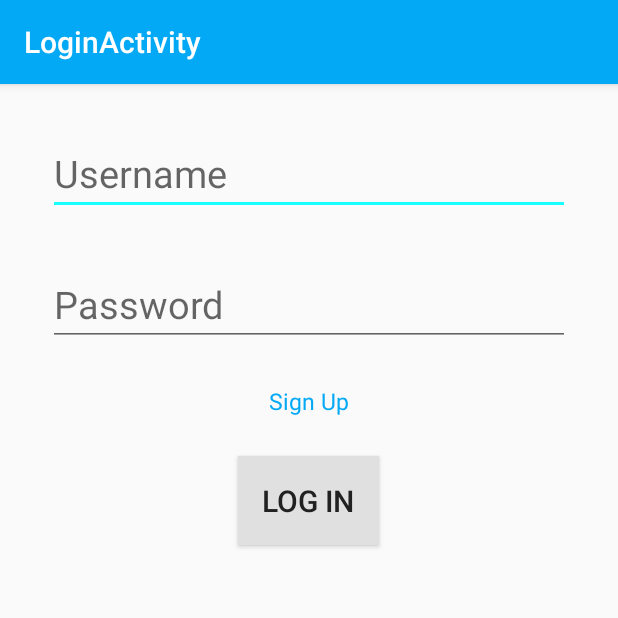
After one commit to habibmichael/Comp-380-Project, an Android app: the LoginActivity screen opened directly, with no data from a screen before it, on a phone screen of 412 x 824 dp, the top half of it. The commit adds this screen. Run offline under Robolectric (Android 15) with nearby library versions, the phone set to English and light mode, and no system bars.

Commit message:
Add Login UI Components

```diff
--- a/app/build.gradle
+++ b/app/build.gradle
@@ -23,4 +23,5 @@ dependencies {
     compile fileTree(dir: 'libs', include: ['*.jar'])
     testCompile 'junit:junit:4.12'
     compile 'com.android.support:appcompat-v7:24.1.1'
+    compile 'com.android.support:design:24.1.1'
 }
--- a/app/src/main/AndroidManifest.xml
+++ b/app/src/main/AndroidManifest.xml
@@ -15,6 +15,10 @@
                 <category android:name="android.intent.category.LAUNCHER" />
             </intent-filter>
         </activity>
+        <activity
+            android:name=".LoginActivity"
+            android:label="@string/title_activity_login"
+            android:theme="@style/AppTheme"></activity>
     </application>
 
 </manifest>
--- /dev/null
+++ b/app/src/main/java/com/l2l/androided/mh122354/comp380/LoginActivity.java
@@ -0,0 +1,22 @@
+package com.l2l.androided.mh122354.comp380;
+
+import android.os.Bundle;
+import android.support.design.widget.FloatingActionButton;
+import android.support.design.widget.Snackbar;
+import android.support.v7.app.AppCompatActivity;
+import android.support.v7.widget.Toolbar;
+import android.view.View;
+
+public class LoginActivity extends AppCompatActivity {
+
+    @Override
+    protected void onCreate(Bundle savedInstanceState) {
+        super.onCreate(savedInstanceState);
+        setContentView(R.layout.activity_login);
+        Toolbar toolbar = (Toolbar) findViewById(R.id.toolbar);
+        setSupportActionBar(toolbar);
+
+
+    }
+
+}
--- a/app/src/main/java/com/l2l/androided/mh122354/comp380/SplashActivity.java
+++ b/app/src/main/java/com/l2l/androided/mh122354/comp380/SplashActivity.java
@@ -47,11 +47,12 @@ public class SplashActivity extends AppCompatActivity {
                 //When fade in ends start fade out animation & transition to log in screen
                 splashImage.startAnimation(fadeOutAnimation);
                 Intent i = new Intent( getBaseContext(),LoginActivity.class);
+                startActivity(i);
         }
 
         @Override
         public void onAnimationRepeat(Animation animation) {
 
         }
-    }
+    };
 }
--- /dev/null
+++ b/app/src/main/res/layout/activity_login.xml
@@ -0,0 +1,28 @@
+<?xml version="1.0" encoding="utf-8"?>
+<android.support.design.widget.CoordinatorLayout xmlns:android="http://schemas.android.com/apk/res/android"
+    xmlns:app="http://schemas.android.com/apk/res-auto"
+    xmlns:tools="http://schemas.android.com/tools"
+    android:layout_width="match_parent"
+    android:layout_height="match_parent"
+    android:fitsSystemWindows="true"
+    tools:context="com.l2l.androided.mh122354.comp380.LoginActivity">
+
+    <android.support.design.widget.AppBarLayout
+        android:layout_width="match_parent"
+        android:layout_height="wrap_content"
+        android:theme="@style/AppTheme.AppBarOverlay">
+
+        <android.support.v7.widget.Toolbar
+            android:id="@+id/toolbar"
+            android:layout_width="match_parent"
+            android:layout_height="?attr/actionBarSize"
+            android:background="?attr/colorPrimary"
+            app:popupTheme="@style/AppTheme.PopupOverlay" />
+
+    </android.support.design.widget.AppBarLayout>
+
+    <include layout="@layout/content_login" />
+
+
+
+</android.support.design.widget.CoordinatorLayout>
--- /dev/null
+++ b/app/src/main/res/layout/content_login.xml
@@ -0,0 +1,69 @@
+<?xml version="1.0" encoding="utf-8"?>
+<LinearLayout xmlns:android="http://schemas.android.com/apk/res/android"
+    xmlns:app="http://schemas.android.com/apk/res-auto"
+    xmlns:tools="http://schemas.android.com/tools"
+    android:layout_width="match_parent"
+    android:layout_height="match_parent"
+    app:layout_behavior="@string/appbar_scrolling_view_behavior"
+    tools:context="com.l2l.androided.mh122354.comp380.LoginActivity"
+    tools:showIn="@layout/activity_login"
+    android:orientation="vertical"
+    android:padding="@dimen/button_padding">
+
+
+    <EditText
+        android:layout_width="match_parent"
+        android:layout_height="wrap_content"
+        android:id="@+id/usernameEditText"
+        android:layout_gravity="center_horizontal"
+        android:inputType="none"
+        android:hint="@string/username_hint"
+        android:textSize="25sp"
+        android:layout_margin="@dimen/activity_vertical_margin" />
+
+    <EditText
+        android:layout_width="match_parent"
+        android:layout_height="wrap_content"
+        android:inputType="textPassword"
+        android:ems="10"
+        android:id="@+id/passwordEditText"
+        android:layout_gravity="center_horizontal"
+        android:hint="@string/password_hint"
+        android:textSize="25sp"
+        android:layout_margin="@dimen/activity_vertical_margin" />
+
+    <TextView
+        android:layout_width="wrap_content"
+        android:layout_height="wrap_content"
+        android:text="@string/signup_button"
+        android:id="@+id/textView"
+        android:layout_gravity="center_horizontal"
+        android:textSize="15sp"
+        android:textColor="@color/colorPrimary"
+        android:layout_margin="@dimen/view_margin" />
+
+    <Button
+        android:layout_width="wrap_content"
+        android:layout_height="wrap_content"
+        android:text="@string/login_button"
+        android:id="@+id/loginButton"
+        android:layout_gravity="center_horizontal"
+        android:background="@color/material_grey_300"
+        android:textSize="20sp"
+        android:elevation="@dimen/button_elevation"
+        android:textColor="@color/primary_material_dark"
+        android:padding="@dimen/button_padding"
+        android:layout_margin="@dimen/activity_vertical_margin" />
+
+    <EditText
+        android:layout_width="match_parent"
+        android:layout_height="wrap_content"
+        android:inputType="textPassword"
+        android:ems="10"
+        android:id="@+id/confirmEditText"
+        android:layout_gravity="center_horizontal"
+        android:textSize="25sp"
+        android:hint="@string/confirm_password_hint"
+        android:visibility="invisible" />
+
+</LinearLayout>
--- /dev/null
+++ b/app/src/main/res/values-v21/styles.xml
@@ -0,0 +1 @@
+<resources></resources>
--- a/app/src/main/res/values/dimens.xml
+++ b/app/src/main/res/values/dimens.xml
@@ -2,4 +2,8 @@
     <!-- Default screen margins, per the Android Design guidelines. -->
     <dimen name="activity_horizontal_margin">16dp</dimen>
     <dimen name="activity_vertical_margin">16dp</dimen>
+    <dimen name="fab_margin">16dp</dimen>
+    <dimen name="button_elevation">2dp</dimen>
+    <dimen name="button_padding">16dp</dimen>
+    <dimen name="view_margin">10dp</dimen>
 </resources>
--- a/app/src/main/res/values/strings.xml
+++ b/app/src/main/res/values/strings.xml
@@ -1,3 +1,11 @@
 <resources>
     <string name="app_name">Comp380</string>
+    <string name="title_activity_login">LoginActivity</string>
+    <string name="username_hint">Username</string>
+    <string name="password_hint">Password</string>
+    <string name="confirm_password_hint">Confirm Password</string>
+    <string name="login_button">Log In</string>
+    <string name="signup_button">Sign Up</string>
+
+
 </resources>
--- a/app/src/main/res/values/styles.xml
+++ b/app/src/main/res/values/styles.xml
@@ -1,11 +1,15 @@
 <resources>
 
     <!-- Base application theme. -->
-    <style name="AppTheme" parent="Theme.AppCompat.NoActionBar">
+    <style name="AppTheme" parent="Theme.AppCompat.Light.NoActionBar">
         <!-- Customize your theme here. -->
         <item name="colorPrimary">@color/colorPrimary</item>
         <item name="colorPrimaryDark">@color/colorPrimaryDark</item>
         <item name="colorAccent">@color/colorAccent</item>
     </style>
 
+    <style name="AppTheme.AppBarOverlay" parent="ThemeOverlay.AppCompat.Dark.ActionBar" />
+
+    <style name="AppTheme.PopupOverlay" parent="ThemeOverlay.AppCompat.Light" />
+
 </resources>
```
